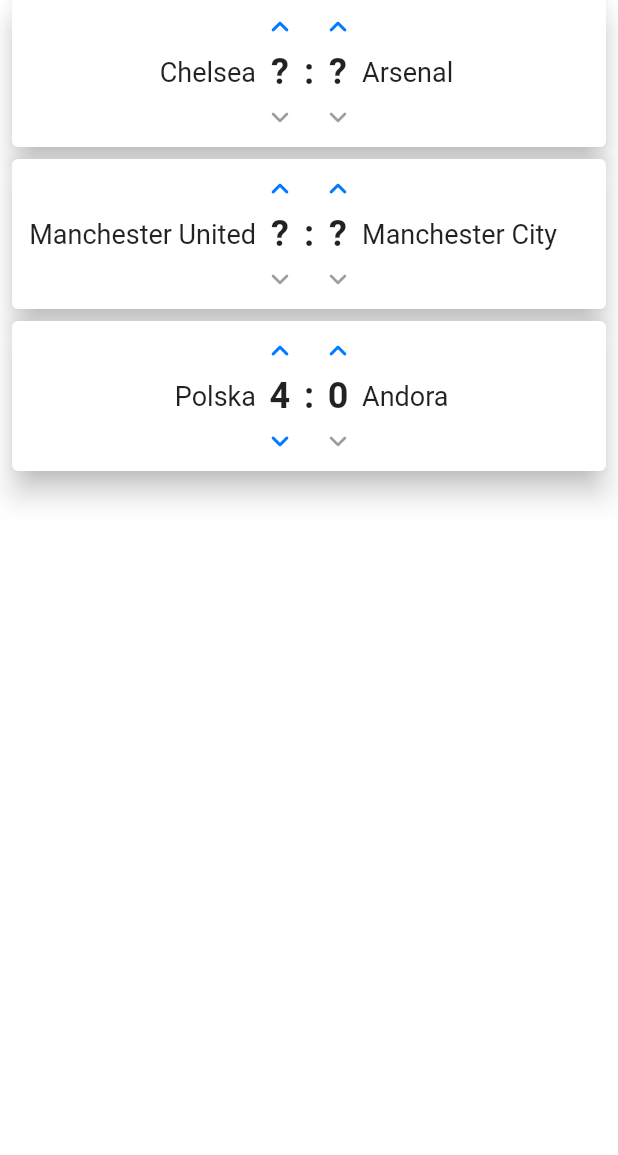
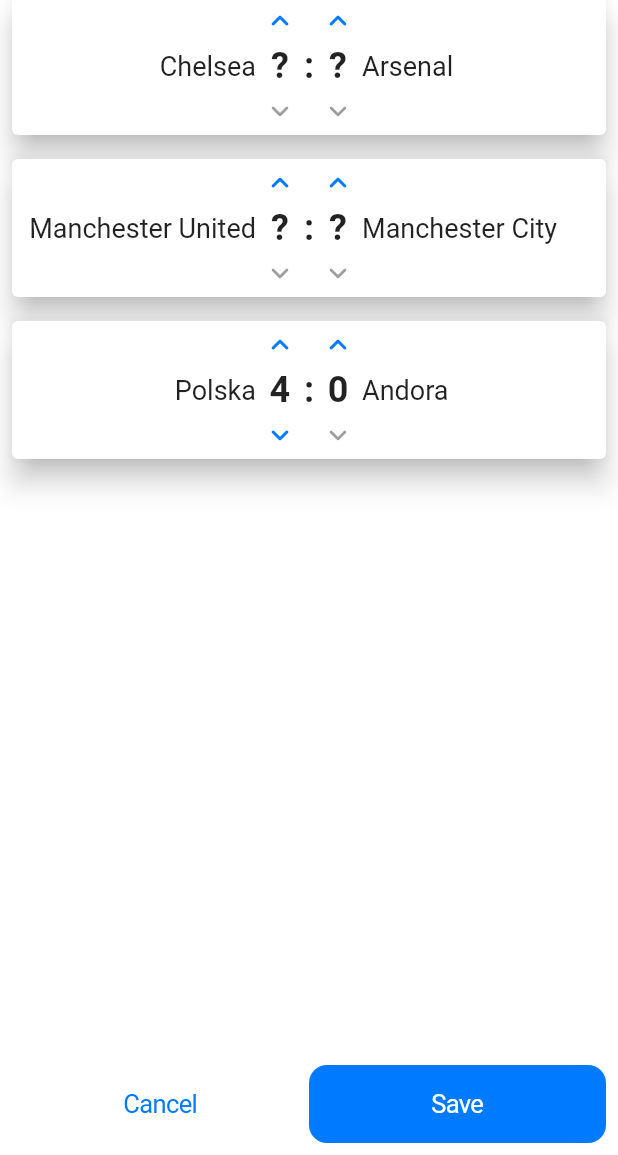
Before and after one commit to matek2305/gobetting, a Flutter app: the screen it shows after launch, on a phone screen of 412 x 824 dp, the part 81-1236 px from its top. Run offline on Flutter 3.47's test engine with Material 2 defaults, Android fonts, the phone set to English and light mode, and no system bars.

Commit message:
Add bottom button bar.

```diff
--- a/lib/main.dart
+++ b/lib/main.dart
@@ -42,13 +42,38 @@ class GoBettingApp extends StatelessWidget {
           middle: Text('GoBetting'),
         ),
         child: SafeArea(
-          child: Padding(
-            padding: const EdgeInsets.all(4.0),
+          child: Column(
+            children: [
+              Expanded(
                 child: ListView.builder(
                   itemBuilder: (_, index) =>
                       IncomingMatchCardWidget(_incomingMatches[index]),
                   itemCount: _incomingMatches.length,
                 ),
+              ),
+              Align(
+                alignment: Alignment.bottomCenter,
+                child: Padding(
+                  padding: const EdgeInsets.all(8.0),
+                  child: Row(
+                    children: [
+                      Expanded(
+                        child: CupertinoButton(
+                          child: Text('Cancel'),
+                          onPressed: () {},
+                        ),
+                      ),
+                      Expanded(
+                        child: CupertinoButton.filled(
+                          child: Text('Save'),
+                          onPressed: () {},
+                        ),
+                      ),
+                    ],
+                  ),
+                ),
+              ),
+            ],
           ),
         ),
       ),
@@ -63,10 +88,10 @@ class IncomingMatchCardWidget extends StatelessWidget {
 
   @override
   Widget build(BuildContext context) {
-    return Card(
+    return Padding(
+      padding: const EdgeInsets.all(4.0),
+      child: Card(
         elevation: 8,
-      child: Padding(
-        padding: const EdgeInsets.all(4.0),
         child: Row(
           children: [
             IncomingMatchSideWidget(
```
Lines whose indentation alone changed are shown as unchanged.
